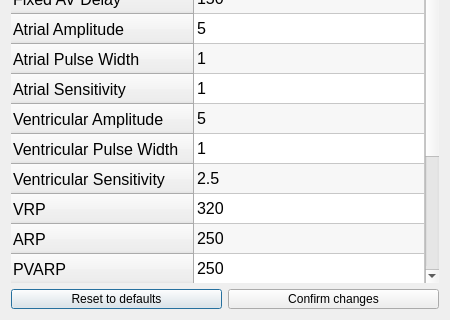
Before: the Qt Designer form DCM/ui_files/parameters.ui in CarlosCapili/3K04-Pacemaker-Project, drawn with Qt 5; both pictures show x 0 to 450 and y 140 to 460 of the 450 by 460 pixel window.
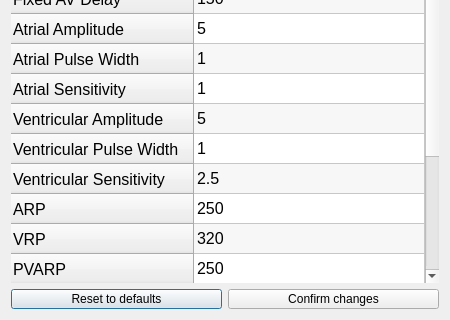
After: the same form once the commit is applied.

What changed in the file:
```diff
--- a/DCM/ui_files/parameters.ui
+++ b/DCM/ui_files/parameters.ui
@@ -215,17 +215,14 @@
        <string>Ventricular Sensitivity</string>
       </property>
      </row>
-     <row>
-      <property name="text">
-       <string>VRP</string>
-      </property>
-     </row>
      <row>
       <property name="text">
        <string>ARP</string>
       </property>
-      <property name="textAlignment">
-       <set>AlignLeading|AlignVCenter</set>
+     </row>
+     <row>
+      <property name="text">
+       <string>VRP</string>
       </property>
      </row>
      <row>
@@ -343,7 +340,10 @@
      </item>
      <item row="10" column="0">
       <property name="text">
-       <string>320</string>
+       <string>250</string>
+      </property>
+      <property name="textAlignment">
+       <set>AlignLeading|AlignVCenter</set>
       </property>
       <property name="flags">
        <set>ItemIsDragEnabled|ItemIsUserCheckable|ItemIsEnabled</set>
@@ -351,10 +351,7 @@
      </item>
      <item row="11" column="0">
       <property name="text">
-       <string>250</string>
-      </property>
-      <property name="textAlignment">
-       <set>AlignLeading|AlignVCenter</set>
+       <string>320</string>
       </property>
       <property name="flags">
        <set>ItemIsDragEnabled|ItemIsUserCheckable|ItemIsEnabled</set>
@@ -370,7 +367,7 @@
      </item>
      <item row="13" column="0">
       <property name="text">
-       <string>0</string>
+       <string>Med</string>
       </property>
       <property name="flags">
        <set>ItemIsDragEnabled|ItemIsUserCheckable|ItemIsEnabled</set>
```
